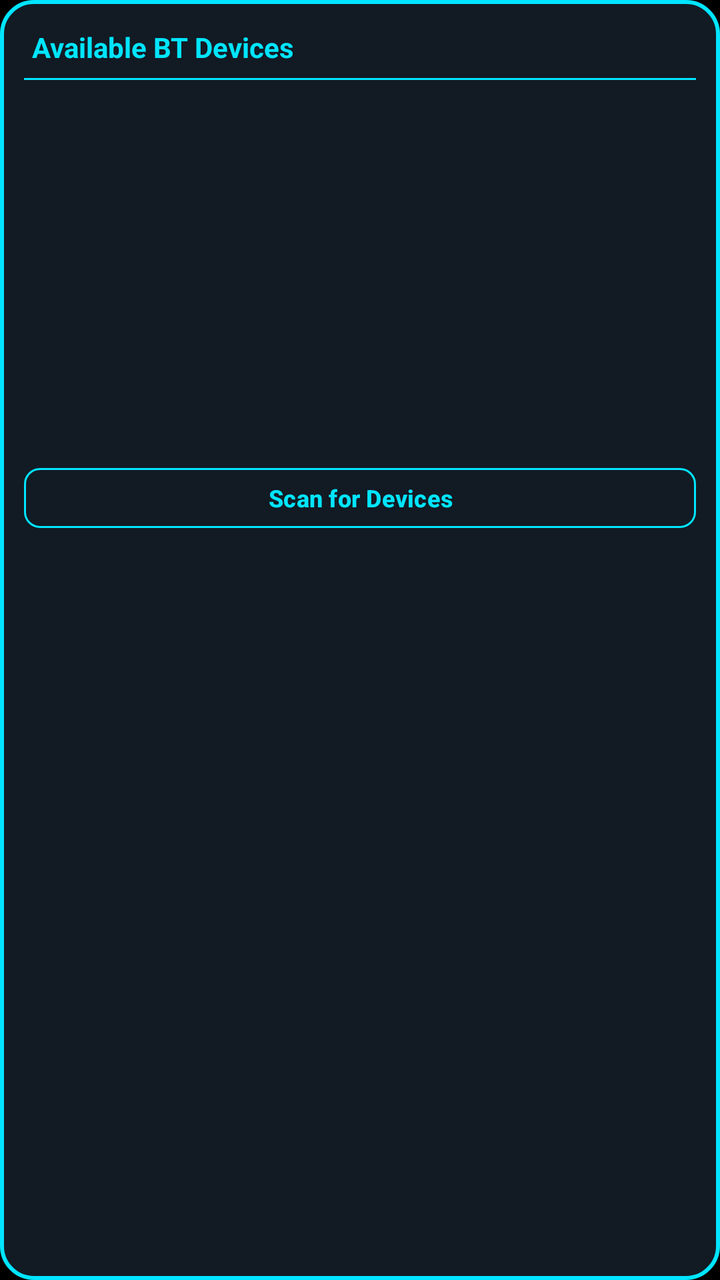
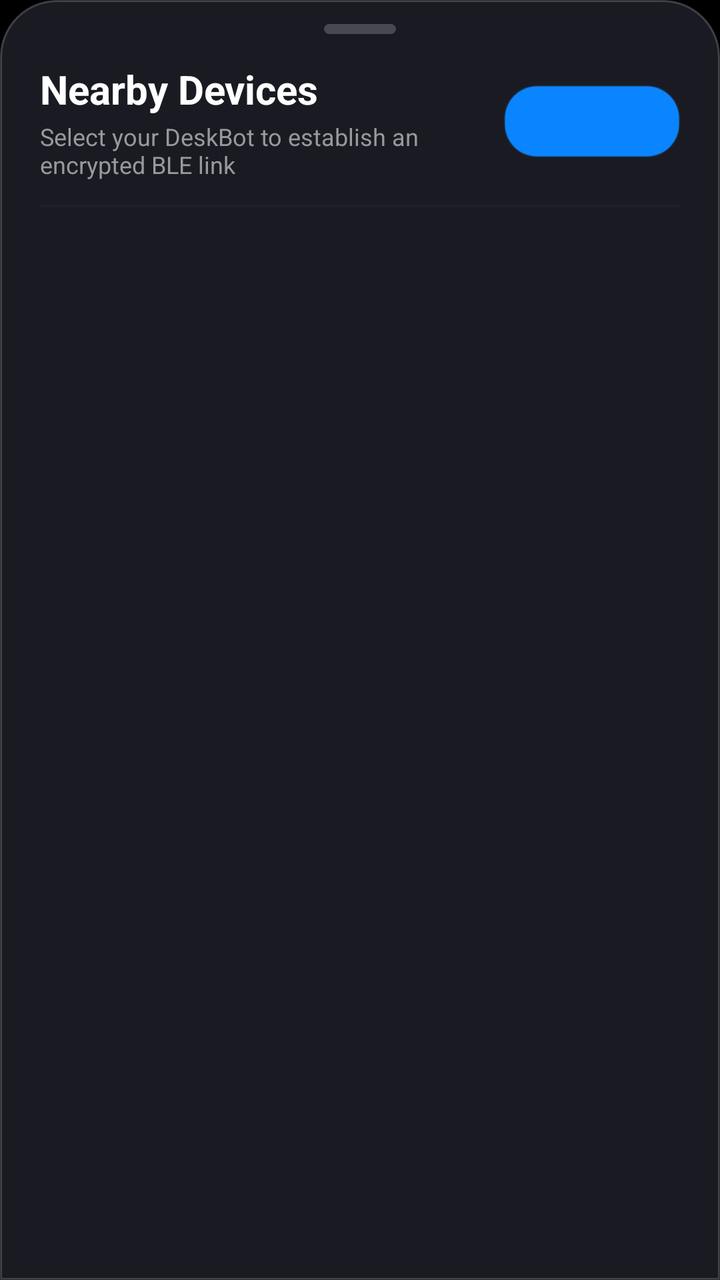

Before-and-after screenshots of an Android layout around one commit, followed by the original layout XML and the change that was made.
<!-- AndroidManifest.xml: application theme Theme.DeskBot -->
<!-- res/layout/popup_bluetooth_devices.xml -->
<?xml version="1.0" encoding="utf-8"?>
<LinearLayout xmlns:android="http://schemas.android.com/apk/res/android"
    xmlns:app="http://schemas.android.com/apk/res-auto"
    android:layout_width="300dp"
    android:layout_height="wrap_content"
    android:orientation="vertical"
    android:background="@drawable/bg_neon_popup"
    android:padding="12dp">

    <LinearLayout
        android:layout_width="match_parent"
        android:layout_height="wrap_content"
        android:orientation="horizontal"
        android:gravity="center_vertical"
        android:paddingStart="4dp"
        android:paddingEnd="4dp"
        android:paddingTop="2dp"
        android:paddingBottom="6dp">

        <TextView
            android:id="@+id/popupTitle"
            android:layout_width="0dp"
            android:layout_height="wrap_content"
            android:layout_weight="1"
            android:text="@string/available_bt_devices"
            android:textColor="#00E5FF"
            android:textSize="14sp"
            android:textStyle="bold" />

        <ProgressBar
            android:id="@+id/scanProgressBar"
            android:layout_width="18dp"
            android:layout_height="18dp"
            android:indeterminate="true"
            android:visibility="gone" />
    </LinearLayout>

    <View
        android:layout_width="match_parent"
        android:layout_height="1dp"
        android:background="#00E5FF"
        android:layout_marginBottom="4dp" />

    <ListView
        android:id="@+id/deviceListView"
        android:layout_width="match_parent"
        android:layout_height="180dp"
        android:divider="#1A00E5FF"
        android:dividerHeight="1dp" />

    <TextView
        android:id="@+id/emptyDevicesText"
        android:layout_width="match_parent"
        android:layout_height="wrap_content"
        android:text="@string/no_devices_found"
        android:textColor="#80D8FF"
        android:textSize="12sp"
        android:gravity="center"
        android:padding="16dp"
        android:visibility="gone" />

    <com.google.android.material.button.MaterialButton
        android:id="@+id/btnScanDevices"
        android:layout_width="match_parent"
        android:layout_height="38dp"
        android:layout_marginTop="6dp"
        android:text="@string/scan_for_devices"
        android:textColor="#00E5FF"
        android:textSize="12sp"
        android:textStyle="bold"
        app:backgroundTint="#121A24"
        app:strokeColor="#00E5FF"
        app:strokeWidth="1dp"
        app:cornerRadius="8dp" />
</LinearLayout>
<!-- resources referenced by this layout -->
<resources>
  <!-- drawable bg_neon_popup (drawable) -->
  <?xml version="1.0" encoding="utf-8"?>
  <shape xmlns:android="http://schemas.android.com/apk/res/android"
      android:shape="rectangle">
      <solid android:color="#121A24" />
      <stroke
          android:width="2dp"
          android:color="#00E5FF" />
      <corners android:radius="16dp" />
  </shape>
  <string name="available_bt_devices">Available BT Devices</string>
  <string name="no_devices_found">No "DeskBot" devices found.\nTap below to scan for nearby DeskBot devices.</string>
  <string name="scan_for_devices">Scan for Devices</string>
  <style name="Theme.DeskBot" parent="Base.Theme.DeskBot" />
  <style name="Base.Theme.DeskBot" parent="Theme.Material3.DayNight.NoActionBar">
          
          <item name="colorPrimary">@color/neon_blue</item>
          <item name="colorOnPrimary">@color/black</item>
          <item name="android:windowBackground">@color/black</item>
          <item name="android:statusBarColor">@color/black</item>
          <item name="android:navigationBarColor">@color/black</item>
      </style>
  <color name="neon_blue">#FF00E5FF</color>
  <color name="black">#FF000000</color>
</resources>

<!-- the commit's change to res/layout/popup_bluetooth_devices.xml (unified diff, before → after) -->
@@ -1,75 +1,132 @@
 <?xml version="1.0" encoding="utf-8"?>
 <LinearLayout xmlns:android="http://schemas.android.com/apk/res/android"
     xmlns:app="http://schemas.android.com/apk/res-auto"
-    android:layout_width="300dp"
+    xmlns:tools="http://schemas.android.com/tools"
+    android:layout_width="match_parent"
     android:layout_height="wrap_content"
+    android:background="@drawable/bg_ios_bottom_sheet"
     android:orientation="vertical"
-    android:background="@drawable/bg_neon_popup"
-    android:padding="12dp">
+    android:paddingStart="20dp"
+    android:paddingTop="12dp"
+    android:paddingEnd="20dp"
+    android:paddingBottom="24dp">
 
-    <LinearLayout
+    
+    <View
+        android:layout_width="36dp"
+        android:layout_height="5dp"
+        android:layout_gravity="center_horizontal"
+        android:layout_marginBottom="14dp"
+        android:background="@drawable/bg_ios_grabber" />
+
+    
+    <androidx.constraintlayout.widget.ConstraintLayout
         android:layout_width="match_parent"
         android:layout_height="wrap_content"
-        android:orientation="horizontal"
-        android:gravity="center_vertical"
-        android:paddingStart="4dp"
-        android:paddingEnd="4dp"
-        android:paddingTop="2dp"
-        android:paddingBottom="6dp">
+        android:layout_marginBottom="12dp">
 
-        <TextView
-            android:id="@+id/popupTitle"
+        <LinearLayout
             android:layout_width="0dp"
             android:layout_height="wrap_content"
-            android:layout_weight="1"
-            android:text="@string/available_bt_devices"
-            android:textColor="#00E5FF"
-            android:textSize="14sp"
-            android:textStyle="bold" />
+            android:layout_marginEnd="12dp"
+            android:orientation="vertical"
+            app:layout_constraintBottom_toBottomOf="parent"
+            app:layout_constraintEnd_toStartOf="@id/btnScanDevices"
+            app:layout_constraintStart_toStartOf="parent"
+            app:layout_constraintTop_toTopOf="parent">
+
+            <TextView
+                android:id="@+id/popupTitle"
+                android:layout_width="wrap_content"
+                android:layout_height="wrap_content"
+                android:text="@string/nearby_devices_title"
+                android:textColor="@color/ios_label_primary"
+                android:textSize="20sp"
+                android:textStyle="bold" />
+
+            <TextView
+                android:layout_width="wrap_content"
+                android:layout_height="wrap_content"
+                android:layout_marginTop="2dp"
+                android:text="@string/nearby_devices_subtitle"
+                android:textColor="@color/ios_label_secondary"
+                android:textSize="12sp" />
+        </LinearLayout>
+
+        <com.google.android.material.button.MaterialButton
+            android:id="@+id/btnScanDevices"
+            android:layout_width="wrap_content"
+            android:layout_height="36dp"
+            android:background="@drawable/bg_ios_secondary_button"
+            android:insetTop="0dp"
+            android:insetBottom="0dp"
+            android:paddingStart="14dp"
+            android:paddingEnd="14dp"
+            android:text="@string/scan_for_devices"
+            android:textColor="@color/ios_blue"
+            android:textSize="13sp"
+            android:textStyle="bold"
+            app:cornerRadius="16dp"
+            app:layout_constraintBottom_toBottomOf="parent"
+            app:layout_constraintEnd_toEndOf="parent"
+            app:layout_constraintTop_toTopOf="parent" />
 
         <ProgressBar
             android:id="@+id/scanProgressBar"
             android:layout_width="18dp"
             android:layout_height="18dp"
+            android:layout_marginEnd="8dp"
             android:indeterminate="true"
-            android:visibility="gone" />
-    </LinearLayout>
+            android:indeterminateTint="@color/ios_blue"
+            android:visibility="gone"
+            app:layout_constraintBottom_toBottomOf="@id/btnScanDevices"
+            app:layout_constraintEnd_toStartOf="@id/btnScanDevices"
+            app:layout_constraintTop_toTopOf="@id/btnScanDevices" />
 
+    </androidx.constraintlayout.widget.ConstraintLayout>
+
+    
     <View
         android:layout_width="match_parent"
         android:layout_height="1dp"
-        android:background="#00E5FF"
-        android:layout_marginBottom="4dp" />
+        android:layout_marginBottom="8dp"
+        android:background="@color/ios_separator" />
 
+    
     <ListView
         android:id="@+id/deviceListView"
         android:layout_width="match_parent"
-        android:layout_height="180dp"
-        android:divider="#1A00E5FF"
-        android:dividerHeight="1dp" />
+        android:layout_height="220dp"
+        android:divider="@color/ios_separator"
+        android:dividerHeight="1dp"
+        android:overScrollMode="never"
+        android:scrollbars="none" />
 
-    <TextView
-        android:id="@+id/emptyDevicesText"
+    
+    <LinearLayout
+        android:id="@+id/emptyDevicesContainer"
         android:layout_width="match_parent"
-        android:layout_height="wrap_content"
-        android:text="@string/no_devices_found"
-        android:textColor="#80D8FF"
-        android:textSize="12sp"
+        android:layout_height="160dp"
         android:gravity="center"
-        android:padding="16dp"
-        android:visibility="gone" />
+        android:orientation="vertical"
+        android:visibility="gone">
 
-    <com.google.android.material.button.MaterialButton
-        android:id="@+id/btnScanDevices"
-        android:layout_width="match_parent"
-        android:layout_height="38dp"
-        android:layout_marginTop="6dp"
-        android:text="@string/scan_for_devices"
-        android:textColor="#00E5FF"
-        android:textSize="12sp"
-        android:textStyle="bold"
-        app:backgroundTint="#121A24"
-        app:strokeColor="#00E5FF"
-        app:strokeWidth="1dp"
-        app:cornerRadius="8dp" />
+        <ImageView
+            android:layout_width="36dp"
+            android:layout_height="36dp"
+            android:src="@drawable/ic_ios_antenna"
+            app:tint="@color/ios_label_tertiary"
+            android:contentDescription="@string/app_name" />
+
+        <TextView
+            android:id="@+id/emptyDevicesText"
+            android:layout_width="wrap_content"
+            android:layout_height="wrap_content"
+            android:layout_marginTop="10dp"
+            android:gravity="center"
+            android:text="@string/no_devices_found"
+            android:textColor="@color/ios_label_secondary"
+            android:textSize="13sp" />
+    </LinearLayout>
+
 </LinearLayout>
<!-- resource entries referenced after the edit -->
@@ -1,28 +1,99 @@
 <!-- resources referenced by this layout -->
 <resources>
-  <!-- drawable bg_neon_popup (drawable) -->
+  <color name="ios_blue">#0A84FF</color>
+  <color name="ios_label_primary">#FFFFFF</color>
+  <color name="ios_label_secondary">#98989F</color>
+  <color name="ios_label_tertiary">#686872</color>
+  <color name="ios_separator">#1E2028</color>
+  <!-- drawable bg_ios_bottom_sheet (drawable) -->
   <?xml version="1.0" encoding="utf-8"?>
   <shape xmlns:android="http://schemas.android.com/apk/res/android"
       android:shape="rectangle">
-      <solid android:color="#121A24" />
+      <solid android:color="#1A1B22" />
       <stroke
-          android:width="2dp"
-          android:color="#00E5FF" />
-      <corners android:radius="16dp" />
+          android:width="1dp"
+          android:color="#33FFFFFF" />
+      <corners
+          android:topLeftRadius="28dp"
+          android:topRightRadius="28dp"
+          android:bottomLeftRadius="0dp"
+          android:bottomRightRadius="0dp" />
   </shape>
-  <string name="available_bt_devices">Available BT Devices</string>
-  <string name="no_devices_found">No "DeskBot" devices found.\nTap below to scan for nearby DeskBot devices.</string>
-  <string name="scan_for_devices">Scan for Devices</string>
+  <!-- drawable bg_ios_grabber (drawable) -->
+  <?xml version="1.0" encoding="utf-8"?>
+  <shape xmlns:android="http://schemas.android.com/apk/res/android"
+      android:shape="rectangle">
+      <solid android:color="#484852" />
+      <corners android:radius="4dp" />
+  </shape>
+  <!-- drawable bg_ios_secondary_button (drawable) -->
+  <?xml version="1.0" encoding="utf-8"?>
+  <ripple xmlns:android="http://schemas.android.com/apk/res/android"
+      android:color="#4DFFFFFF">
+      <item>
+          <shape android:shape="rectangle">
+              <solid android:color="#242834" />
+              <stroke
+                  android:width="1dp"
+                  android:color="#33FFFFFF" />
+              <corners android:radius="16dp" />
+          </shape>
+      </item>
+  </ripple>
+  <!-- drawable ic_ios_antenna (drawable) -->
+  <vector xmlns:android="http://schemas.android.com/apk/res/android"
+      android:width="24dp"
+      android:height="24dp"
+      android:viewportWidth="24"
+      android:viewportHeight="24">
+      <path
+          android:fillColor="#00000000"
+          android:strokeColor="#FFFFFF"
+          android:strokeWidth="2"
+          android:strokeLineCap="round"
+          android:pathData="M12,18 L12,22" />
+      <path
+          android:fillColor="#FFFFFF"
+          android:pathData="M12,16 A2,2 0 1,1 12,12 A2,2 0 1,1 12,16" />
+      <path
+          android:fillColor="#00000000"
+          android:strokeColor="#FFFFFF"
+          android:strokeWidth="1.8"
+          android:strokeLineCap="round"
+          android:pathData="M7.76,9.76 C10.1,7.42 13.9,7.42 16.24,9.76" />
+      <path
+          android:fillColor="#00000000"
+          android:strokeColor="#FFFFFF"
+          android:strokeWidth="1.8"
+          android:strokeLineCap="round"
+          android:pathData="M4.93,6.93 C8.83,3.03 15.17,3.03 19.07,6.93" />
+  </vector>
+  <string name="app_name">DeskBot</string>
+  <string name="nearby_devices_subtitle">Select your DeskBot to establish an encrypted BLE link</string>
+  <string name="nearby_devices_title">Nearby Devices</string>
+  <string name="no_devices_found">No DeskBot devices discovered.\nEnsure your DeskBot is powered on and within range.</string>
+  <string name="scan_for_devices">Scan</string>
   <style name="Theme.DeskBot" parent="Base.Theme.DeskBot" />
   <style name="Base.Theme.DeskBot" parent="Theme.Material3.DayNight.NoActionBar">
           
-          <item name="colorPrimary">@color/neon_blue</item>
-          <item name="colorOnPrimary">@color/black</item>
-          <item name="android:windowBackground">@color/black</item>
-          <item name="android:statusBarColor">@color/black</item>
-          <item name="android:navigationBarColor">@color/black</item>
+          <item name="colorPrimary">@color/ios_blue</item>
+          <item name="colorOnPrimary">@color/ios_label_primary</item>
+          <item name="colorSecondary">@color/ios_cyan</item>
+          <item name="colorSurface">@color/ios_background</item>
+          <item name="colorOnSurface">@color/ios_label_primary</item>
+  
+          
+          <item name="android:windowBackground">@color/ios_black</item>
+          <item name="android:statusBarColor">@android:color/transparent</item>
+          <item name="android:navigationBarColor">@android:color/transparent</item>
+          <item name="android:windowLightStatusBar" tools:targetApi="m">false</item>
+          <item name="android:windowLightNavigationBar" tools:targetApi="o_mr1">false</item>
+  
+          
+          <item name="colorControlHighlight">#26FFFFFF</item>
       </style>
-  <color name="neon_blue">#FF00E5FF</color>
-  <color name="black">#FF000000</color>
+  <color name="ios_cyan">#64D2FF</color>
+  <color name="ios_background">#05060A</color>
+  <color name="ios_black">#000000</color>
 </resources>
 
